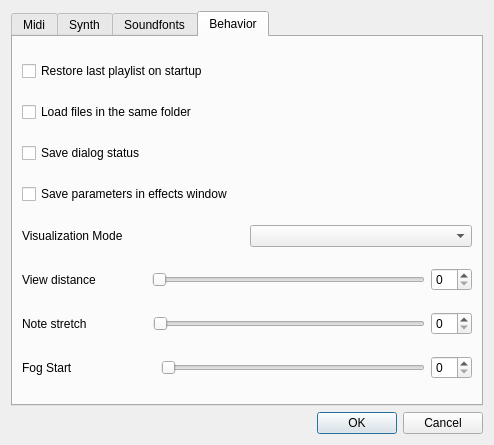
Above: qmpsettingswindow.ui from chirs241097/QMidiPlayer before the change. Below: the same form after it.
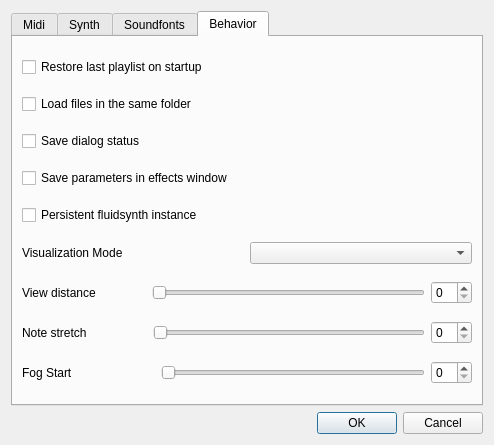
That is the form after the change. The open tabs and pages were chosen to show the change. Icons and pictures are not drawn.

```diff
--- a/qmpsettingswindow.ui
+++ b/qmpsettingswindow.ui
@@ -498,6 +498,13 @@
          </property>
         </widget>
        </item>
+       <item>
+        <widget class="QCheckBox" name="cbPersistentfs">
+         <property name="text">
+          <string>Persistent fluidsynth instance</string>
+         </property>
+        </widget>
+       </item>
        <item>
         <layout class="QHBoxLayout" name="horizontalLayout_2">
          <item>
```
